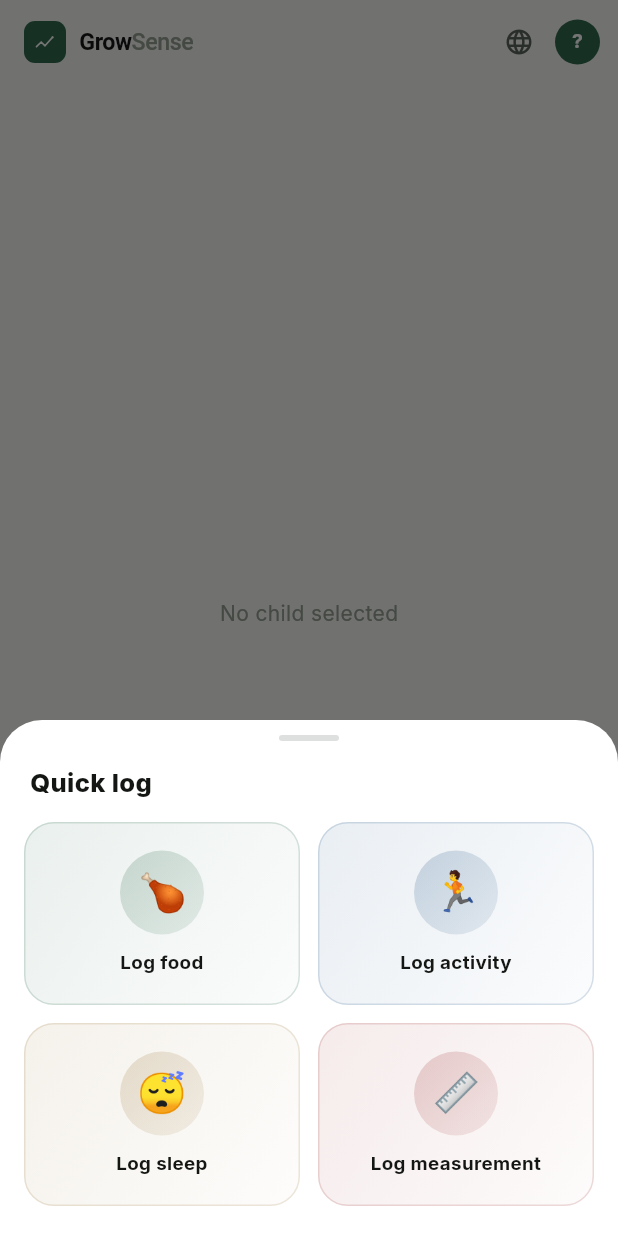
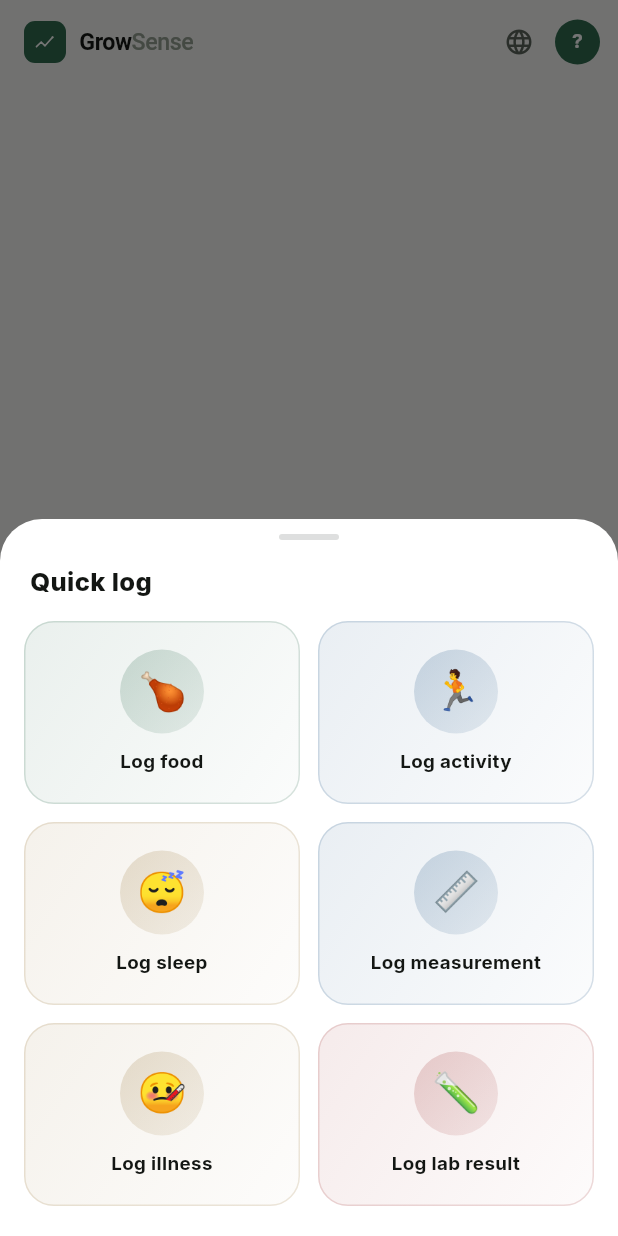
Before and after one commit to cheetahokok-sudo/growsense, a Flutter app: the screen it shows once a user with an empty profile is signed in, item 2 of the bottom bar chosen, after a tap on the "add" icon, on a phone screen of 412 x 824 dp. Run offline on Flutter 3.47's test engine with Material 3 defaults, Android fonts, the phone set to English and light mode, and no system bars; our stand-ins replace google_fonts, shared_preferences, supabase_flutter; accounts and stored records are empty; project files that could hold a hidden picture were left out.

Commit message:
flutter: elegant readiness ring redesign + illness/labs in quick-log
Readiness ring reworked for a premium, modern feel: gradient sweep arcs
(light->full per system) with a soft blurred glow, bright white-cored
end-cap dots at each arc tip, a bold gradient score that counts up, and
a smooth ease-out sweep animation that re-runs when the scores change.

Quick-log sheet gains two more shortcuts — Log illness (opens the
Development interference log) and Log lab result (opens Lab values) —
so the pediatric tools are one tap from the + button. Log measurement
now opens the measurement entry directly instead of just switching tabs.

Co-Authored-By: Claude Fable 5 <noreply@anthropic.com>

```diff
--- a/flutter_app/assets/locales/ar.json
+++ b/flutter_app/assets/locales/ar.json
@@ -403,5 +403,7 @@
  "flutter.sleep.mismatch": "الحساب المتصل يختلف عن بريد الجهاز المحفوظ لهذا الطفل",
  "flutter.sleep.connect_devices": "اربط في الأجهزة للمزامنة التلقائية",
  "flutter.analytics.avg": "متوسط",
- "flutter.analytics.of_target": "من الهدف"
+ "flutter.analytics.of_target": "من الهدف",
+ "flutter.log_illness": "تسجيل مرض",
+ "flutter.log_labs": "تسجيل تحليل"
 }
--- a/flutter_app/assets/locales/en.json
+++ b/flutter_app/assets/locales/en.json
@@ -403,5 +403,7 @@
  "flutter.sleep.mismatch": "Connected account differs from this child's saved wearable email",
  "flutter.sleep.connect_devices": "connect in Devices to auto-sync",
  "flutter.analytics.avg": "avg",
- "flutter.analytics.of_target": "of target"
+ "flutter.analytics.of_target": "of target",
+ "flutter.log_illness": "Log illness",
+ "flutter.log_labs": "Log lab result"
 }
--- a/flutter_app/assets/locales/ko.json
+++ b/flutter_app/assets/locales/ko.json
@@ -403,5 +403,7 @@
  "flutter.sleep.mismatch": "연결된 계정이 이 아이의 저장된 웨어러블 이메일과 다릅니다",
  "flutter.sleep.connect_devices": "기기에서 연결하면 자동 동기화됩니다",
  "flutter.analytics.avg": "평균",
- "flutter.analytics.of_target": "목표 대비"
+ "flutter.analytics.of_target": "목표 대비",
+ "flutter.log_illness": "질병 기록",
+ "flutter.log_labs": "검사 결과 기록"
 }
--- a/flutter_app/assets/locales/th.json
+++ b/flutter_app/assets/locales/th.json
@@ -403,5 +403,7 @@
  "flutter.sleep.mismatch": "บัญชีที่เชื่อมต่อไม่ตรงกับอีเมลอุปกรณ์ที่บันทึกไว้ของเด็ก",
  "flutter.sleep.connect_devices": "เชื่อมต่อในเมนูอุปกรณ์เพื่อซิงค์อัตโนมัติ",
  "flutter.analytics.avg": "เฉลี่ย",
- "flutter.analytics.of_target": "ของเป้าหมาย"
+ "flutter.analytics.of_target": "ของเป้าหมาย",
+ "flutter.log_illness": "บันทึกการป่วย",
+ "flutter.log_labs": "บันทึกผลแล็บ"
 }
--- a/flutter_app/assets/locales/vi.json
+++ b/flutter_app/assets/locales/vi.json
@@ -403,5 +403,7 @@
  "flutter.sleep.mismatch": "Tài khoản kết nối khác với email thiết bị đã lưu của trẻ",
  "flutter.sleep.connect_devices": "kết nối trong Thiết bị để tự đồng bộ",
  "flutter.analytics.avg": "TB",
- "flutter.analytics.of_target": "so với mục tiêu"
+ "flutter.analytics.of_target": "so với mục tiêu",
+ "flutter.log_illness": "Ghi bệnh",
+ "flutter.log_labs": "Ghi kết quả XN"
 }
--- a/flutter_app/assets/locales/zh.json
+++ b/flutter_app/assets/locales/zh.json
@@ -403,5 +403,7 @@
  "flutter.sleep.mismatch": "连接的账户与该儿童保存的可穿戴设备邮箱不一致",
  "flutter.sleep.connect_devices": "在设备中连接以自动同步",
  "flutter.analytics.avg": "平均",
- "flutter.analytics.of_target": "达标"
+ "flutter.analytics.of_target": "达标",
+ "flutter.log_illness": "记录患病",
+ "flutter.log_labs": "记录化验"
 }
--- a/flutter_app/lib/screens/home_shell.dart
+++ b/flutter_app/lib/screens/home_shell.dart
@@ -10,6 +10,7 @@ import 'activity_screen.dart';
 import 'analytics_screen.dart';
 import 'coach_screen.dart';
 import 'food_screen.dart';
+import 'medical_modules.dart';
 import 'medical_screen.dart';
 import 'today_screen.dart';
 
@@ -60,7 +61,16 @@ class _HomeShellState extends State<HomeShell> {
       case 'sleep':
         setState(() => _tab = 0);
       case 'measurement':
-        setState(() => _tab = 3);
+        _push(MeasurementsScreen(appState: widget.appState, i18n: widget.i18n),
+            t('flutter.growth_measurements', 'Growth measurements'));
+      case 'illness':
+        Navigator.of(context).push(MaterialPageRoute(
+            builder: (_) => IllnessLogScreen(
+                appState: widget.appState, i18n: widget.i18n)));
+      case 'labs':
+        Navigator.of(context).push(MaterialPageRoute(
+            builder: (_) => LabResultsScreen(
+                appState: widget.appState, i18n: widget.i18n)));
     }
   }
 
@@ -136,8 +146,26 @@ class _HomeShellState extends State<HomeShell> {
                       _QuickTile(
                         emoji: '📏',
                         label: t('flutter.log_measurement', 'Log measurement'),
+                        tint: GsColors.measured,
+                        onTap: () => go('measurement'),
+                      ),
+                    ],
+                  ),
+                  const SizedBox(height: 12),
+                  Row(
+                    children: [
+                      _QuickTile(
+                        emoji: '🤒',
+                        label: t('flutter.log_illness', 'Log illness'),
+                        tint: GsColors.estimated,
+                        onTap: () => go('illness'),
+                      ),
+                      const SizedBox(width: 12),
+                      _QuickTile(
+                        emoji: '🧪',
+                        label: t('flutter.log_labs', 'Log lab result'),
                         tint: GsColors.flag,
-                        onTap: () => go('measurement'),
+                        onTap: () => go('labs'),
                       ),
                     ],
                   ),
--- a/flutter_app/tool/flutter_extra_keys.json
+++ b/flutter_app/tool/flutter_extra_keys.json
@@ -165,5 +165,7 @@
   "flutter.sleep.mismatch": { "en": "Connected account differs from this child's saved wearable email", "th": "บัญชีที่เชื่อมต่อไม่ตรงกับอีเมลอุปกรณ์ที่บันทึกไว้ของเด็ก", "vi": "Tài khoản kết nối khác với email thiết bị đã lưu của trẻ", "ko": "연결된 계정이 이 아이의 저장된 웨어러블 이메일과 다릅니다", "zh": "连接的账户与该儿童保存的可穿戴设备邮箱不一致", "ar": "الحساب المتصل يختلف عن بريد الجهاز المحفوظ لهذا الطفل" },
   "flutter.sleep.connect_devices": { "en": "connect in Devices to auto-sync", "th": "เชื่อมต่อในเมนูอุปกรณ์เพื่อซิงค์อัตโนมัติ", "vi": "kết nối trong Thiết bị để tự đồng bộ", "ko": "기기에서 연결하면 자동 동기화됩니다", "zh": "在设备中连接以自动同步", "ar": "اربط في الأجهزة للمزامنة التلقائية" },
   "flutter.analytics.avg": { "en": "avg", "th": "เฉลี่ย", "vi": "TB", "ko": "평균", "zh": "平均", "ar": "متوسط" },
-  "flutter.analytics.of_target": { "en": "of target", "th": "ของเป้าหมาย", "vi": "so với mục tiêu", "ko": "목표 대비", "zh": "达标", "ar": "من الهدف" }
+  "flutter.analytics.of_target": { "en": "of target", "th": "ของเป้าหมาย", "vi": "so với mục tiêu", "ko": "목표 대비", "zh": "达标", "ar": "من الهدف" },
+  "flutter.log_illness": { "en": "Log illness", "th": "บันทึกการป่วย", "vi": "Ghi bệnh", "ko": "질병 기록", "zh": "记录患病", "ar": "تسجيل مرض" },
+  "flutter.log_labs": { "en": "Log lab result", "th": "บันทึกผลแล็บ", "vi": "Ghi kết quả XN", "ko": "검사 결과 기록", "zh": "记录化验", "ar": "تسجيل تحليل" }
 }
```
Also changed, not shown: flutter_app/lib/screens/today_hud.dart (+137 -47 lines).
